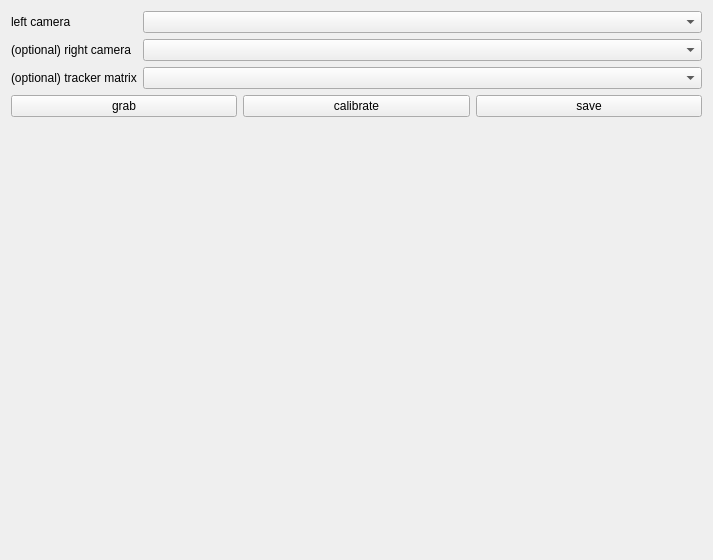
NifTK/NifTK, file MITK/Plugins/uk.ac.ucl.cmic.igicameracal/src/internal/CameraCalView.ui: the form before one commit.
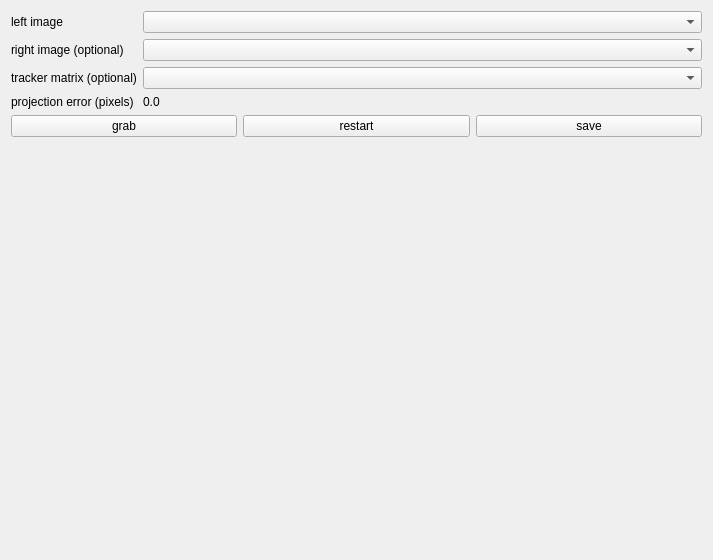
The form after the commit. Custom widgets are drawn as their Qt base class.

Commit message: Issue #4659: Hook up some igicameracal controls.

Patch:
```diff
--- a/MITK/Plugins/uk.ac.ucl.cmic.igicameracal/src/internal/CameraCalView.ui
+++ b/MITK/Plugins/uk.ac.ucl.cmic.igicameracal/src/internal/CameraCalView.ui
@@ -13,20 +13,18 @@
   <property name="windowTitle">
    <string>Form</string>
   </property>
-  <layout class="QHBoxLayout" name="horizontalLayout_2">
-   <item>
     <layout class="QVBoxLayout" name="verticalLayout">
      <item>
-      <layout class="QFormLayout" name="m_FormLayout">
+    <layout class="QFormLayout" name="formLayout">
        <item row="0" column="0">
         <widget class="QLabel" name="m_LeftCameraLabel">
          <property name="text">
-          <string>left camera</string>
+        <string>left image</string>
          </property>
         </widget>
        </item>
        <item row="0" column="1">
-        <widget class="QmitkDataStorageComboBox" name="m_LeftCameraComboBox">
+      <widget class="QmitkDataStorageComboBoxWithSelectNone" name="m_LeftCameraComboBox">
          <property name="toolTip">
           <string>choose the left camera image node.</string>
          </property>
@@ -35,7 +33,7 @@
        <item row="1" column="0">
         <widget class="QLabel" name="m_RightCameraLabel">
          <property name="text">
-          <string>(optional) right camera</string>
+        <string>right image (optional)</string>
          </property>
         </widget>
        </item>
@@ -49,7 +47,7 @@
        <item row="2" column="0">
         <widget class="QLabel" name="m_TrackerMatrixLabel">
          <property name="text">
-          <string>(optional) tracker matrix</string>
+        <string>tracker matrix (optional)</string>
          </property>
         </widget>
        </item>
@@ -60,6 +58,23 @@
          </property>
         </widget>
        </item>
+     <item row="3" column="0">
+      <widget class="QLabel" name="m_ProjectionErrorLabel">
+       <property name="text">
+        <string>projection error (pixels)</string>
+       </property>
+      </widget>
+     </item>
+     <item row="3" column="1">
+      <widget class="QLabel" name="m_ProjectionErrorValue">
+       <property name="toolTip">
+        <string>calculated projection error</string>
+       </property>
+       <property name="text">
+        <string>0.0</string>
+       </property>
+      </widget>
+     </item>
       </layout>
      </item>
      <item>
@@ -75,12 +90,12 @@
         </widget>
        </item>
        <item>
-        <widget class="QPushButton" name="m_CalibrateButton">
+      <widget class="QPushButton" name="m_RestartButton">
          <property name="toolTip">
           <string>perform calibration</string>
          </property>
          <property name="text">
-          <string>calibrate</string>
+        <string>restart</string>
          </property>
         </widget>
        </item>
@@ -113,16 +128,8 @@
       </widget>
      </item>
     </layout>
-   </item>
-  </layout>
  </widget>
  <customwidgets>
-  <customwidget>
-   <class>QmitkDataStorageComboBox</class>
-   <extends>QComboBox</extends>
-   <header>QmitkDataStorageComboBox.h</header>
-   <container>1</container>
-  </customwidget>
   <customwidget>
    <class>QmitkDataStorageComboBoxWithSelectNone</class>
    <extends>QComboBox</extends>
```
Lines whose indentation alone changed are shown as unchanged. The commit also changes 2 other files.
